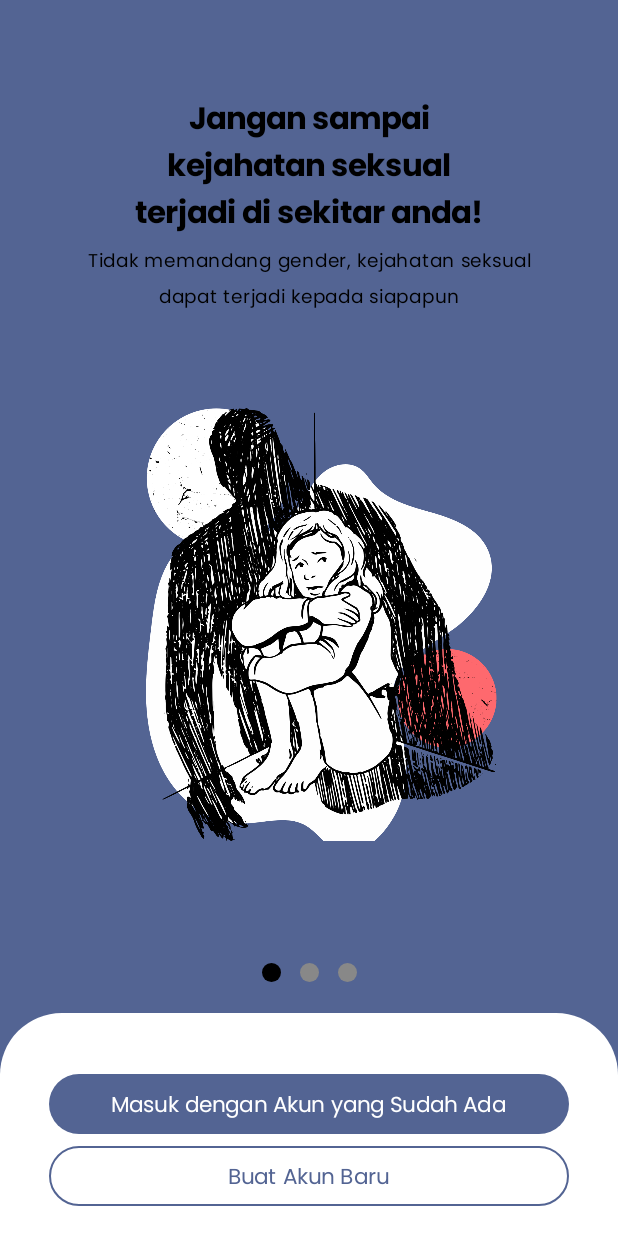
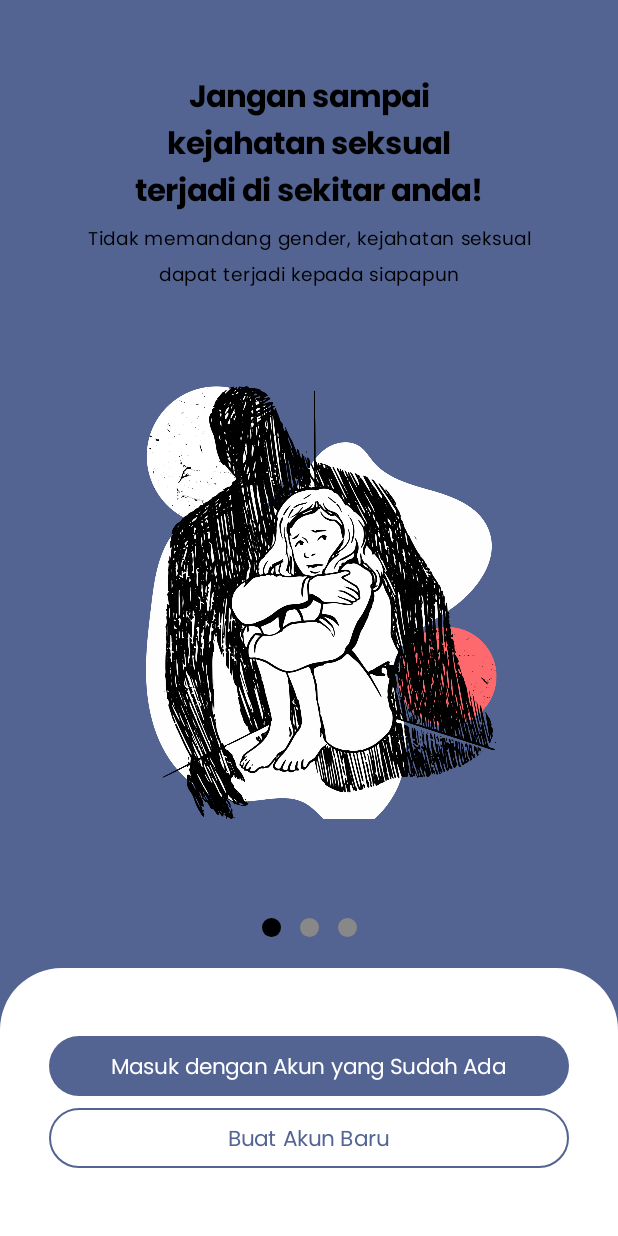
Before and after one commit to raterseta/Hope, an Android app built with Jetpack Compose: the screen it shows after launch (BoardActivity before the commit, MainActivity after it), on a phone screen of 412 x 824 dp. Run offline under Robolectric (Android 15) with nearby library versions, the phone set to English and light mode, and no system bars; our stand-ins replace Firebase (no records; nobody signed in at launch, a user with empty details on screens opened directly), accompanist.

Commit message:
alur launch logo->Board->LoginPage/RegisterPage -> (ada error force close setelah register, Saat dibuka lagi, tiba tida di HomePage) HomePage

```diff
--- a/app/src/main/AndroidManifest.xml
+++ b/app/src/main/AndroidManifest.xml
@@ -13,7 +13,7 @@
         android:theme="@style/Theme.Hope"
         tools:targetApi="31">
         <activity
-            android:name=".boarding.BoardActivity"
+            android:name=".ui.pages.main.MainActivity"
             android:exported="true"
             android:label="@string/app_name"
             android:theme="@style/Theme.Hope">
--- a/app/src/main/java/com/example/hope/TempActivity_bck.kt
+++ b/app/src/main/java/com/example/hope/TempActivity_bck.kt
@@ -44,7 +44,7 @@ data class BottomNavItemOldd(
 )
 
 @Composable
-fun TempActivity(
+fun TempActivity_bck(
     sizeWidth: TextUnit,
     screenWidth: Dp,
     screenHeight: Dp,  // Added screenHeight for dynamic adjustments
@@ -146,7 +146,7 @@ fun TempActivity(
         },
         content = { innerPadding ->
             when (selectedPage) {
-                "HomeChatPage" -> HomeChatPage(sizeWidth, screenWidth, poppinsBold, poppinsRegular)
+//                "HomeChatPage" -> HomeChatPage(sizeWidth, screenWidth, poppinsBold, poppinsRegular)
                 "ContentChatPage" -> ContentChatPage(sizeWidth, screenWidth, logoSize, poppinsBold, poppinsRegular)
                 else -> Text(
                     text = "Halaman tidak ditemukan",
--- a/app/src/main/java/com/example/hope/boarding/BoardActivity.kt
+++ b/app/src/main/java/com/example/hope/boarding/BoardActivity.kt
@@ -6,6 +6,7 @@ import androidx.activity.compose.setContent
 import androidx.compose.foundation.BorderStroke
 import androidx.compose.foundation.background
 import androidx.compose.foundation.layout.*
+import androidx.compose.foundation.shape.CircleShape
 import androidx.compose.foundation.shape.RoundedCornerShape
 import androidx.compose.material3.*
 import androidx.compose.runtime.Composable
@@ -18,36 +19,81 @@ import androidx.compose.ui.text.font.FontFamily
 import androidx.compose.ui.tooling.preview.Preview
 import androidx.compose.ui.unit.dp
 import androidx.compose.ui.unit.sp
+import androidx.navigation.NavController
+import androidx.navigation.compose.NavHost
+import androidx.navigation.compose.composable
+import androidx.navigation.compose.rememberNavController
 import com.example.hope.R
+import com.example.hope.ui.pages.login.LoginPage
+import com.example.hope.ui.pages.main.HomePage
+import com.example.hope.ui.pages.register.RegisterComposable
+import com.example.hope.ui.theme.HopeTheme
 import com.google.accompanist.pager.*
-import androidx.compose.foundation.shape.CircleShape
-import androidx.compose.runtime.rememberCoroutineScope
-import com.example.hope.ui.theme.HopeTheme
 
-class BoardActivity : ComponentActivity() {
-    @OptIn(ExperimentalMaterial3Api::class)
-    override fun onCreate(savedInstanceState: Bundle?) {
-        super.onCreate(savedInstanceState)
+//class BoardActivity : ComponentActivity() {
+//    @OptIn(ExperimentalMaterial3Api::class)
+//    override fun onCreate(savedInstanceState: Bundle?) {
+//        super.onCreate(savedInstanceState)
+//
+//        // Change the status bar color
+//        window.statusBarColor = android.graphics.Color.parseColor("#536493")
+//        setContent {
+//            HopeTheme {
+//                Surface(
+//                    modifier = Modifier.fillMaxSize(),
+//                    color = Color(0xFF536493) // Set background color to #536493
+//                ) {
+//                    BoardNavHost()
+//                }
+//            }
+//        }
+//    }
+//}
 
-        // Change the status bar color to yellow
-//        window.statusBarColor = android.graphics.Color.BLUE  ->  saya ingin mengganti warna dengan 0xFF536493
-        window.statusBarColor = android.graphics.Color.parseColor("#536493")
-        setContent {
-            HopeTheme {
-                Surface(
-                    modifier = Modifier.fillMaxSize(),
-                    color = Color(0xFF536493) // Set background color to #536493
-                ) {
-                    BoardPage()
-                }
-            }
+@Composable
+fun BoardNavHost() {
+    val navController = rememberNavController()
+
+    NavHost(navController = navController, startDestination = "boardPage") {
+        composable("boardPage") {
+            BoardPage(
+                onLoginClick = { navController.navigate("loginPage") },
+                onRegisterClick = { navController.navigate("registerPage") }
+            )
         }
+
+        composable("loginPage") {
+            LoginPage(
+                onBackClick = { navController.navigateUp() },
+                onLoginClick = { navController.navigate("homePage") },
+                onGoogleSignInClick = { /* TODO: Implement Google Sign-In */ },
+                onRegisterClick = { navController.navigate("registerPage") },
+                onForgotPasswordClick = { /* TODO: Implement Forgot Password */ }
+            )
+        }
+
+        composable("registerPage") {
+            RegisterComposable(
+                onBackClick = { navController.navigateUp() },
+                onCompleteRegistration = { navController.navigate("homePage") },
+                onLoginClick = { navController.navigate("loginPage") }
+            )
+        }
+
+//        composable("homePage") {
+//            HomePage(
+//                onProfileClick = { TODO() }
+//            )
+//        }
     }
 }
 
 @Composable
 @OptIn(ExperimentalPagerApi::class)
-fun BoardPage() {
+fun BoardPage(
+    onLoginClick: () -> Unit,
+    onRegisterClick: () -> Unit
+) {
     val poppins_regular = FontFamily(Font(R.font.poppins_regular))
     val poppins_bold = FontFamily(Font(R.font.poppins_bold))
     val configuration = LocalConfiguration.current
@@ -112,7 +158,7 @@ fun BoardPage() {
             modifier = Modifier
                 .fillMaxWidth()
                 .background(Color.White, shape = RoundedCornerShape(topStart = screenWidth * 0.1f, topEnd = screenWidth * 0.1f))
-                .padding(vertical = 16.dp),
+                .padding(top = screenWidth*0.05f, bottom = screenWidth*0.1f),
             contentAlignment = Alignment.Center
         ) {
             Column(horizontalAlignment = Alignment.CenterHorizontally) {
@@ -122,7 +168,7 @@ fun BoardPage() {
                         .padding(horizontal = screenWidth * 0.08f)
                 ) {
                     Button(
-                        onClick = { /* Handle login action */ },
+                        onClick = onLoginClick,
                         colors = ButtonDefaults.buttonColors(containerColor = Color(0xFF536493)),
                         modifier = Modifier.weight(1f).padding(top = screenWidth * 0.05f)
                     ) {
@@ -140,7 +186,7 @@ fun BoardPage() {
                         .padding(horizontal = screenWidth * 0.08f)
                 ) {
                     Button(
-                        onClick = { /* Handle register action */ },
+                        onClick = onRegisterClick,
                         colors = ButtonDefaults.buttonColors(containerColor = Color.White),
                         border = BorderStroke(1.dp, Color(0xFF536493)),
                         modifier = Modifier.weight(1f).padding(start = 0.dp)
@@ -158,11 +204,13 @@ fun BoardPage() {
     }
 }
 
-
 @Preview(showBackground = true)
 @Composable
 fun BoardPreview() {
     HopeTheme {
-        BoardPage()
+        BoardPage(
+            onLoginClick = {},
+            onRegisterClick = {}
+        )
     }
 }
--- a/app/src/main/java/com/example/hope/boarding/SecondBoard.kt
+++ b/app/src/main/java/com/example/hope/boarding/SecondBoard.kt
@@ -47,7 +47,7 @@ fun SecondBoard(sizeWidth: androidx.compose.ui.unit.TextUnit, screenWidth: andro
             contentDescription = "Logo",
             modifier = Modifier
                 .size(logoSize)
-                .offset(x = screenWidth * 0.02f)
+//                .offset(x = screenWidth * 0.02f)
         )
     }
 }
--- a/app/src/main/java/com/example/hope/boarding/ThirdBoard.kt
+++ b/app/src/main/java/com/example/hope/boarding/ThirdBoard.kt
@@ -22,6 +22,7 @@ fun ThirdBoard(sizeWidth: androidx.compose.ui.unit.TextUnit, screenWidth: androi
     Column(
         horizontalAlignment = Alignment.CenterHorizontally,
         modifier = Modifier.fillMaxWidth()
+            .padding(top = screenWidth * 0.085f)
 //            .fillMaxSize()
 //            .background(Color(0xFFD2E0FB))
     ) {
@@ -44,7 +45,7 @@ fun ThirdBoard(sizeWidth: androidx.compose.ui.unit.TextUnit, screenWidth: androi
             textAlign = TextAlign.Center,
             modifier = Modifier
                 .fillMaxWidth()
-                .padding(start=screenWidth * 0.1f, end=screenWidth * 0.1f, bottom = screenWidth * 0.15f)
+                .padding(start=screenWidth * 0.1f, end=screenWidth * 0.1f)
         )
         Image(
             painter = painterResource(id = R.drawable.third_board),
@@ -52,6 +53,7 @@ fun ThirdBoard(sizeWidth: androidx.compose.ui.unit.TextUnit, screenWidth: androi
             modifier = Modifier
                 .size(logoSize*1.35f)
                 .offset(x = screenWidth * 0.001f)
+                .padding(top=screenWidth*0.1f)
         )
     }
 }
--- a/app/src/main/java/com/example/hope/chat/AllChatActivity.kt
+++ b/app/src/main/java/com/example/hope/chat/AllChatActivity.kt
@@ -21,6 +21,7 @@ import androidx.compose.ui.unit.dp
 import androidx.compose.ui.unit.sp
 import com.example.hope.R
 import com.example.hope.TempActivity
+import com.example.hope.TempActivity_bck
 import com.example.hope.ui.theme.HopeTheme
 import com.google.accompanist.pager.ExperimentalPagerApi
 import com.google.accompanist.pager.HorizontalPager
@@ -82,7 +83,7 @@ fun AllChatPage() {
                 .weight(0.1f)
         ) { page ->
             when (page) {
-                0 -> TempActivity(
+                0 -> TempActivity_bck(
                     screenHeight = screenHeight,
                     sizeWidth = sizeWidth,
                     screenWidth = screenWidth,
@@ -91,7 +92,7 @@ fun AllChatPage() {
                     poppinsRegular = poppins_regular,
                     selectedPage = "ContentChatPage"
                 )
-                1 -> TempActivity(
+                1 -> TempActivity_bck(
                     screenHeight = screenHeight,
                     sizeWidth = sizeWidth,
                     screenWidth = screenWidth,
--- a/app/src/main/java/com/example/hope/chat/ContentChatActivity.kt
+++ b/app/src/main/java/com/example/hope/chat/ContentChatActivity.kt
@@ -121,7 +121,7 @@ fun ChatInputField(
                     bottom = screenWidth * 0.015f,
                     start = screenWidth * 0.01f,
                     end = screenWidth * 0.01f,
-                    )
+                )
         ) {
             Button(
                 onClick = {
--- a/app/src/main/java/com/example/hope/logo/LogoActivity.kt
+++ b/app/src/main/java/com/example/hope/logo/LogoActivity.kt
@@ -9,29 +9,35 @@ import androidx.compose.foundation.layout.*
 import androidx.compose.material3.ExperimentalMaterial3Api
 import androidx.compose.material3.Surface
 import androidx.compose.runtime.Composable
+import androidx.compose.runtime.LaunchedEffect
 import androidx.compose.ui.Alignment
 import androidx.compose.ui.Modifier
 import androidx.compose.ui.graphics.Color
 import androidx.compose.ui.platform.LocalConfiguration
+import androidx.compose.ui.platform.LocalContext
 import androidx.compose.ui.res.painterResource
 import androidx.compose.ui.tooling.preview.Preview
 import androidx.compose.ui.unit.dp
+import androidx.navigation.compose.NavHost
+import androidx.navigation.compose.rememberNavController
 import com.example.hope.R
+import com.example.hope.boarding.BoardNavHost
 import com.example.hope.ui.theme.HopeTheme
+import kotlinx.coroutines.delay
+import androidx.activity.compose.BackHandler
 
 class LogoActivity : ComponentActivity() {
     @OptIn(ExperimentalMaterial3Api::class)
     override fun onCreate(savedInstanceState: Bundle?) {
         super.onCreate(savedInstanceState)
 
-        // Change the status bar color to yellow
-        window.statusBarColor = android.graphics.Color.YELLOW
+        // Change the status bar color
+        window.statusBarColor = android.graphics.Color.parseColor("#536493")
 
         setContent {
             HopeTheme {
                 Surface(
                     modifier = Modifier.fillMaxSize(),
-                    color = Color(0xFF536493) // Set background color to #536493
                 ) {
                     LogoPage()
                 }
@@ -42,12 +48,31 @@ class LogoActivity : ComponentActivity() {
 
 @Composable
 fun LogoPage() {
-    // Get screen width and height
+    // Get screen width
     val configuration = LocalConfiguration.current
     val screenWidth = configuration.screenWidthDp.dp
 
+    // Get context
+    val context = LocalContext.current
+
     // Set logo size to be a percentage of the screen width
-    val logoSize = screenWidth * 0.5f // Adjust multiplier as needed (e.g., 0.5f for 50%)
+    val logoSize = screenWidth * 0.5f
+
+    // Navigate to BoardNavHost after 2 seconds
+    LaunchedEffect(Unit) {
+        delay(2000) // 2 seconds delay
+        (context as? ComponentActivity)?.setContent {
+            HopeTheme {
+                BoardNavHost()
+            }
+        }
+    }
+
+    // Prevent going back
+    BackHandler {
+        // Do nothing or minimize the app
+    }
+
     Column(
         modifier = Modifier
             .fillMaxSize()
@@ -57,7 +82,7 @@ fun LogoPage() {
     ) {
         Image(
             painter = painterResource(id = R.drawable.logo_hope),
-            contentDescription = "Google Logo",
+            contentDescription = "Hope Logo",
             modifier = Modifier
                 .size(logoSize) // Set dynamic size based on screen width
                 .offset(x = 10.dp) // Shift 10.dp to the right
--- a/app/src/main/java/com/example/hope/ui/pages/main/HomePage.kt
+++ b/app/src/main/java/com/example/hope/ui/pages/main/HomePage.kt
@@ -12,6 +12,7 @@ import androidx.compose.runtime.remember
 import androidx.compose.runtime.setValue
 import androidx.compose.ui.Modifier
 import com.example.hope.R
+import com.example.hope.chat.HomeChatPage
 import com.example.hope.ui.composables.bottomNav.BottomNavComposable
 import com.example.hope.ui.composables.post.DummyPostData
 import com.example.hope.ui.composables.post.PostComposable
@@ -48,7 +49,7 @@ fun HomePage(
                     onFilterClick = { }
                 )
                 Screen.Add -> {}
-                Screen.Chat -> {TODO()}
+                Screen.Chat -> {}
                 Screen.Bookmark -> SimpleTopNavComposable(
                     title = "Saved Posts",
                     onBackClick = { currentScreen = Screen.Home }
@@ -59,7 +60,7 @@ fun HomePage(
         when (currentScreen) {
             Screen.Home -> PostList(posts = posts, modifier = Modifier.padding(innerPadding))
             Screen.Add -> UploadPage(innerPadding = innerPadding)
-            Screen.Chat -> TODO()
+            Screen.Chat -> HomeChatPage(modifier = Modifier.padding(innerPadding))
             Screen.Bookmark -> SavedPostList(posts = savedPosts, modifier = Modifier.padding(innerPadding))
         }
     }
--- a/app/src/main/java/com/example/hope/ui/pages/main/MainActivity.kt
+++ b/app/src/main/java/com/example/hope/ui/pages/main/MainActivity.kt
@@ -10,6 +10,9 @@ import androidx.navigation.compose.NavHost
 import androidx.navigation.compose.composable
 import androidx.navigation.compose.rememberNavController
 import com.example.hope.R
+import com.example.hope.boarding.BoardPage
+import com.example.hope.chat.HomeChatPage
+import com.example.hope.logo.LogoPage
 import com.example.hope.ui.pages.login.LoginPage
 import com.example.hope.ui.pages.register.RegisterComposable
 import com.example.hope.ui.pages.register.RegisterPage
@@ -43,7 +46,8 @@ fun AppNavHost() {
     val startDestination = if (auth.currentUser != null) {
         "homePage" // Jika sudah login, arahkan ke homePage
     } else {
-        "registerPage" // Jika belum login, arahkan ke registerPage
+//        "registerPage" // Jika belum login, arahkan ke registerPage
+        "logoPage"
     }
 
     NavHost(navController = navController, startDestination = startDestination) {
@@ -77,6 +81,18 @@ fun AppNavHost() {
                 navController = navController
             )
         }
+        composable("boardPage") {
+            BoardPage(
+                onLoginClick = { navController.navigate("loginPage") },
+                onRegisterClick = { navController.navigate("registerPage") }
+            )
+        }
+        composable("logoPage") {
+            LogoPage()
+        }
+//        composable("chat") {
+//            HomeChatPage()
+//        }
     }
 }
 
--- a/gradle/libs.versions.toml
+++ b/gradle/libs.versions.toml
@@ -1,6 +1,6 @@
 [versions]
 
-agp = "8.7.2"
+agp = "8.7.3"
 
 kotlin = "1.9.0"
 coreKtx = "1.13.1"
```
Also changed, not shown: app/src/main/java/com/example/hope/chat/HomeChatActivity.kt (+97 -70 lines), app/src/main/java/com/example/hope/ui/theme/Type.kt (line endings or trailing spaces).
